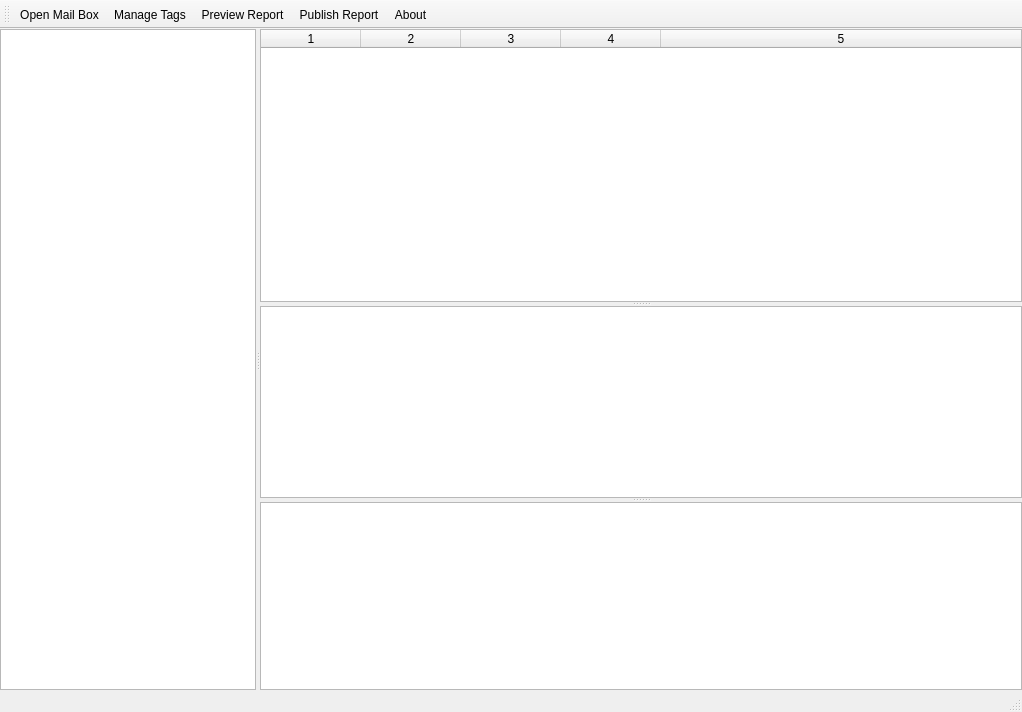
Qt form wombatmail.ui (pjrinaldi/wombatmailviewer) before a commit.
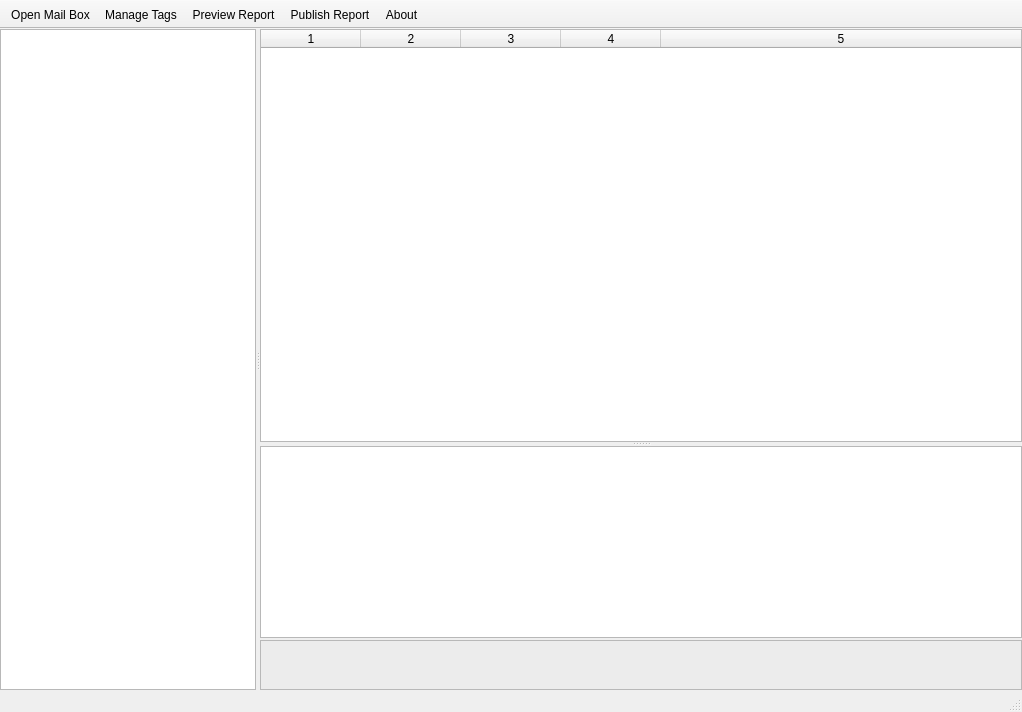
The same form after that commit. Icons and pictures are not drawn.

Commit message: working on modifying gui for attachments and just a textbrowser, html/text depending on the mimetype of message

```diff
--- a/wombatmail.ui
+++ b/wombatmail.ui
@@ -19,6 +19,9 @@
   </property>
   <widget class="QWidget" name="centralwidget">
    <layout class="QHBoxLayout" name="horizontalLayout">
+    <property name="spacing">
+     <number>6</number>
+    </property>
     <property name="leftMargin">
      <number>0</number>
     </property>
@@ -32,7 +35,7 @@
      <number>0</number>
     </property>
     <item>
-     <widget class="QSplitter" name="splitter_3">
+     <widget class="QSplitter" name="splitter_2">
       <property name="orientation">
        <enum>Qt::Horizontal</enum>
       </property>
@@ -49,7 +52,7 @@
         </property>
        </column>
       </widget>
-      <widget class="QSplitter" name="splitter_2">
+      <widget class="QSplitter" name="splitter">
        <property name="sizePolicy">
         <sizepolicy hsizetype="Preferred" vsizetype="Expanding">
          <horstretch>1</horstretch>
@@ -90,34 +93,84 @@
         <column/>
         <column/>
        </widget>
-       <widget class="QSplitter" name="splitter">
-        <property name="sizePolicy">
-         <sizepolicy hsizetype="Preferred" vsizetype="Expanding">
-          <horstretch>0</horstretch>
-          <verstretch>0</verstretch>
-         </sizepolicy>
-        </property>
-        <property name="orientation">
-         <enum>Qt::Vertical</enum>
-        </property>
-        <widget class="QPlainTextEdit" name="plaintext">
-         <property name="font">
-          <font>
-           <family>Source Code Pro</family>
-          </font>
+       <widget class="QWidget" name="verticalLayoutWidget">
+        <layout class="QVBoxLayout" name="verticalLayout" stretch="0,0">
+         <property name="spacing">
+          <number>2</number>
          </property>
-         <property name="readOnly">
-          <bool>true</bool>
-         </property>
-        </widget>
-        <widget class="QTextBrowser" name="textbrowser">
-         <property name="sizePolicy">
-          <sizepolicy hsizetype="Expanding" vsizetype="Expanding">
-           <horstretch>0</horstretch>
-           <verstretch>1</verstretch>
-          </sizepolicy>
-         </property>
-        </widget>
+         <item>
+          <widget class="QTextBrowser" name="textbrowser">
+           <property name="sizePolicy">
+            <sizepolicy hsizetype="Expanding" vsizetype="Expanding">
+             <horstretch>0</horstretch>
+             <verstretch>1</verstretch>
+            </sizepolicy>
+           </property>
+          </widget>
+         </item>
+         <item>
+          <widget class="QListWidget" name="listwidget">
+           <property name="sizePolicy">
+            <sizepolicy hsizetype="Expanding" vsizetype="Expanding">
+             <horstretch>0</horstretch>
+             <verstretch>0</verstretch>
+            </sizepolicy>
+           </property>
+           <property name="maximumSize">
+            <size>
+             <width>16777215</width>
+             <height>50</height>
+            </size>
+           </property>
+           <property name="palette">
+            <palette>
+             <active>
+              <colorrole role="Base">
+               <brush brushstyle="SolidPattern">
+                <color alpha="255">
+                 <red>236</red>
+                 <green>236</green>
+                 <blue>236</blue>
+                </color>
+               </brush>
+              </colorrole>
+             </active>
+             <inactive>
+              <colorrole role="Base">
+               <brush brushstyle="SolidPattern">
+                <color alpha="255">
+                 <red>236</red>
+                 <green>236</green>
+                 <blue>236</blue>
+                </color>
+               </brush>
+              </colorrole>
+             </inactive>
+             <disabled>
+              <colorrole role="Base">
+               <brush brushstyle="SolidPattern">
+                <color alpha="255">
+                 <red>239</red>
+                 <green>239</green>
+                 <blue>239</blue>
+                </color>
+               </brush>
+              </colorrole>
+             </disabled>
+            </palette>
+           </property>
+           <property name="flow">
+            <enum>QListView::LeftToRight</enum>
+           </property>
+           <property name="isWrapping" stdset="0">
+            <bool>true</bool>
+           </property>
+           <property name="viewMode">
+            <enum>QListView::ListMode</enum>
+           </property>
+          </widget>
+         </item>
+        </layout>
        </widget>
       </widget>
      </widget>
@@ -139,6 +192,12 @@
    <property name="windowTitle">
     <string>toolBar</string>
    </property>
+   <property name="movable">
+    <bool>false</bool>
+   </property>
+   <property name="floatable">
+    <bool>false</bool>
+   </property>
    <attribute name="toolBarArea">
     <enum>TopToolBarArea</enum>
    </attribute>
```
Left out of the diff: 3 changed lines with no effect on the pictures. The commit also changes 3 other files.
